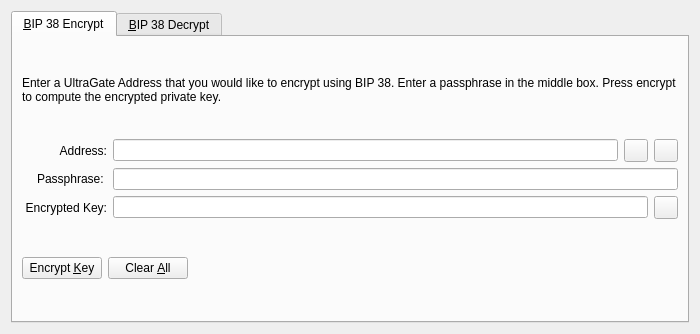
First picture: the form in src/qt/forms/bip38tooldialog.ui, repository ultranatum/ultragate, before the edit.
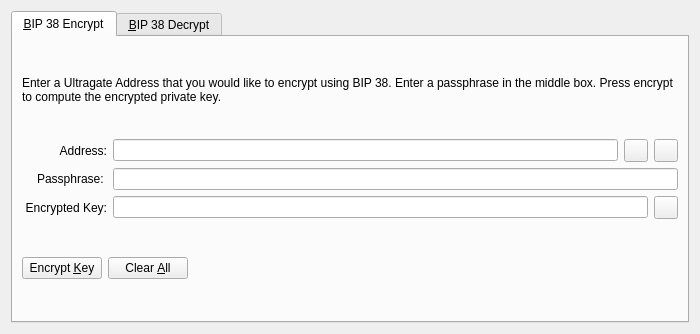
Second picture: the form after the edit. The open tabs and pages were chosen to show the change. Icons and pictures are not drawn. Custom widgets are drawn as their Qt base class.

Commit message: UltraGate to Ultragate

```diff
--- a/src/qt/forms/bip38tooldialog.ui
+++ b/src/qt/forms/bip38tooldialog.ui
@@ -30,7 +30,7 @@
        <item>
         <widget class="QLabel" name="infoLabel_ENC">
          <property name="text">
-          <string>Enter a UltraGate Address that you would like to encrypt using BIP 38. Enter a passphrase in the middle box. Press encrypt to compute the encrypted private key.</string>
+          <string>Enter a Ultragate Address that you would like to encrypt using BIP 38. Enter a passphrase in the middle box. Press encrypt to compute the encrypted private key.</string>
          </property>
          <property name="textFormat">
           <enum>Qt::PlainText</enum>
```
Left out of the diff: 4 changed lines with no effect on the pictures. The commit also changes 160 other files.
